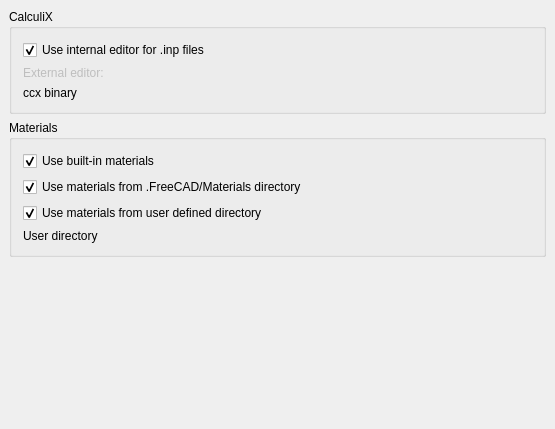
The window that src/Mod/Fem/Gui/DlgSettingsFem.ui (berndhahnebach/All_FreeCAD) describes before a commit, drawn with Qt 5.
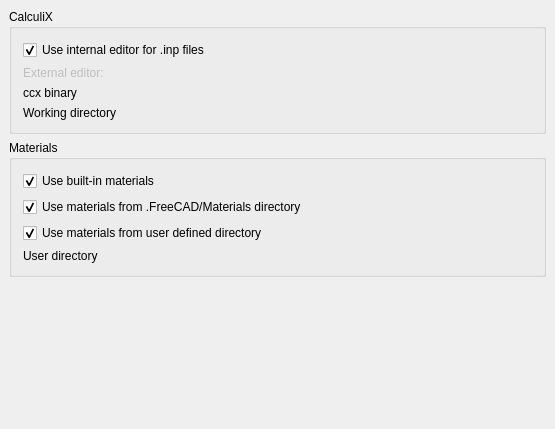
The same window after the commit. Custom widgets are drawn as their Qt base class.

Commit message:
FEM: Fix and activate setting working directory for Calculix
Also add FEM preferences option to define working ccx directory

What changed in the file:
```diff
--- a/src/Mod/Fem/Gui/DlgSettingsFem.ui
+++ b/src/Mod/Fem/Gui/DlgSettingsFem.ui
@@ -142,6 +142,50 @@
               </property>
              </widget>
             </item>
+            <item row="4" column="0">
+             <widget class="QLabel" name="l_ccx_working_directory">
+              <property name="enabled">
+               <bool>true</bool>
+              </property>
+              <property name="minimumSize">
+               <size>
+                <width>100</width>
+                <height>0</height>
+               </size>
+              </property>
+              <property name="text">
+               <string>Working directory</string>
+              </property>
+             </widget>
+            </item>
+            <item row="4" column="2">
+             <widget class="Gui::PrefFileChooser" name="fc_ccx_working_directory">
+              <property name="enabled">
+               <bool>true</bool>
+              </property>
+              <property name="sizePolicy">
+               <sizepolicy hsizetype="Preferred" vsizetype="Preferred">
+                <horstretch>0</horstretch>
+                <verstretch>0</verstretch>
+               </sizepolicy>
+              </property>
+              <property name="baseSize">
+               <size>
+                <width>0</width>
+                <height>0</height>
+               </size>
+              </property>
+              <property name="mode">
+               <enum>Gui::FileChooser::Directory</enum>
+              </property>
+              <property name="prefEntry" stdset="0">
+               <cstring>WorkingDir</cstring>
+              </property>
+              <property name="prefPath" stdset="0">
+               <cstring>Mod/Fem</cstring>
+              </property>
+             </widget>
+            </item>
            </layout>
           </item>
          </layout>
```
The commit also changes 4 other files.
